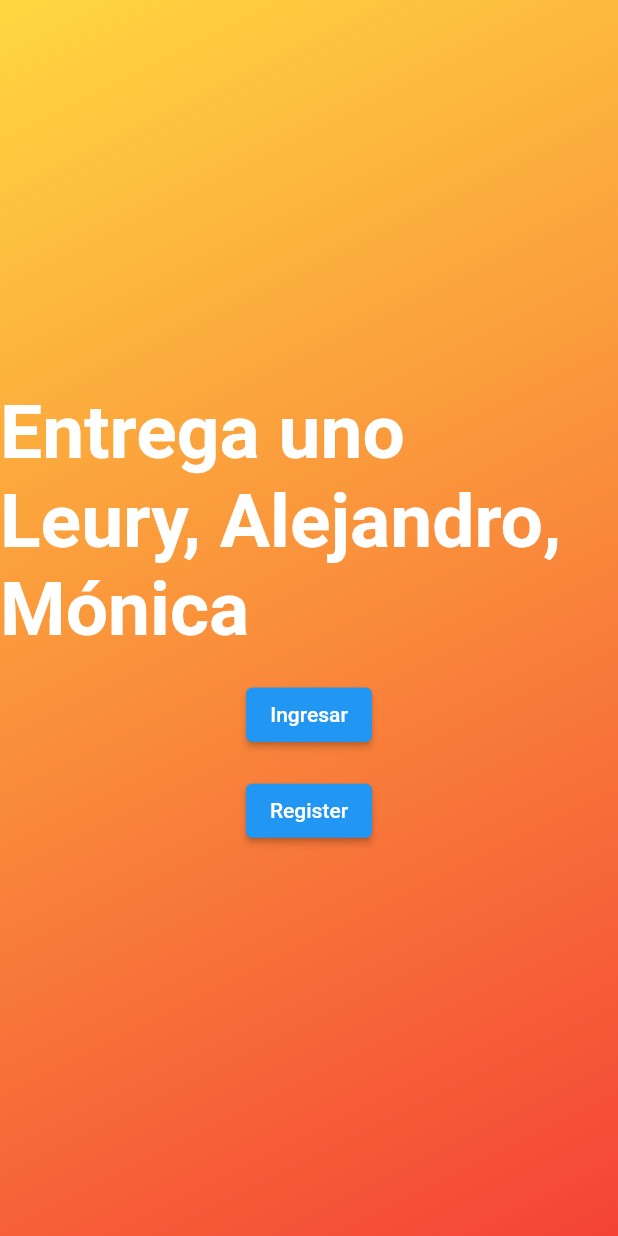
After one commit to leuryOsorno/crud_flutter, a Flutter app: the screen it shows after launch, on a phone screen of 412 x 824 dp. The commit adds this screen. Run offline on Flutter 3.47's test engine with Material 2 defaults, Android fonts, the phone set to English and light mode, and no system bars.

Commit message:
Se agrega el archivo Login, contiene doas botones: Ingresar, para ingresar a la aplicación y el otro (Register) para registrarse

```diff
--- /dev/null
+++ b/lib/login.dart
@@ -0,0 +1,54 @@
+import 'package:flutter/material.dart';
+import 'package:app_crud_flutter/home_page.dart';
+
+class login extends StatelessWidget {
+  //const className({Key? key}) : super(key: key);
+
+  @override
+  Widget build(BuildContext context) {
+    return Scaffold(
+      body: Container(
+        decoration: BoxDecoration(
+          gradient: LinearGradient(
+              begin: Alignment.topLeft,
+              end: Alignment.bottomRight,
+              colors: [Colors.amberAccent, Colors.red]),
+        ),
+        child: Center(
+          child: Column(
+            mainAxisAlignment: MainAxisAlignment.center, // add Column
+            children: <Widget>[
+              Text('Entrega uno Leury, Alejandro, Mónica',
+                  style: TextStyle(
+                      // your text
+                      fontSize: 50.0,
+                      fontWeight: FontWeight.bold,
+                      color: Colors.white)),
+              Padding(padding: const EdgeInsets.all(8.0)),
+              ElevatedButton(
+                child: Text('Ingresar'),
+                style: ElevatedButton.styleFrom(
+                    side: BorderSide(width: 8, color: Colors.blue)),
+                onPressed: () {
+                  Navigator.push(
+                      context,
+                      MaterialPageRoute(
+                          builder: (_) => Home_Page(
+                              "Entrega uno Leury, Alejandro, Mónica ")));
+                },
+              ),
+              Padding(padding: const EdgeInsets.all(8.0)),
+              ElevatedButton(
+                child: Text('Register'),
+                onPressed: () {
+                  Navigator.pop(context);
+                },
+              ), // your button beneath text
+            ],
+          ),
+        ),
+      ),
+    );
+  }
+  //  @override
+}
--- a/lib/main.dart
+++ b/lib/main.dart
@@ -1,5 +1,4 @@
-import 'package:app_crud_flutter/home_page.dart';
-import 'package:app_crud_flutter/detail_image.dart';
+import 'package:app_crud_flutter/login.dart';
 import 'package:flutter/material.dart';
 
 void main() => runApp(const MyApp());
@@ -12,8 +11,7 @@ class MyApp extends StatelessWidget {
     return MaterialApp(
       debugShowCheckedModeBanner: false,
       title: 'Material App',
-      home: Home_Page("Inventario de Productos T de A"),
-      //home: detail_image(),
+      home: login(),
       color: Colors.green,
     );
   }
```
